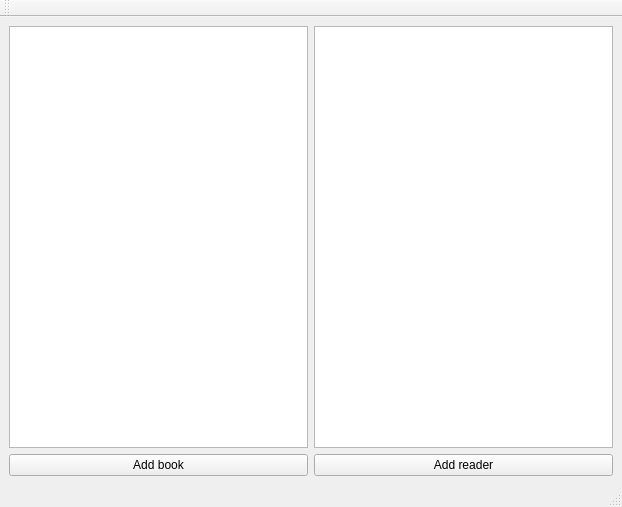
Before: the Qt Designer form src/booklib/mainwindow.ui in TheJubadze/BookLib, drawn with Qt 5.
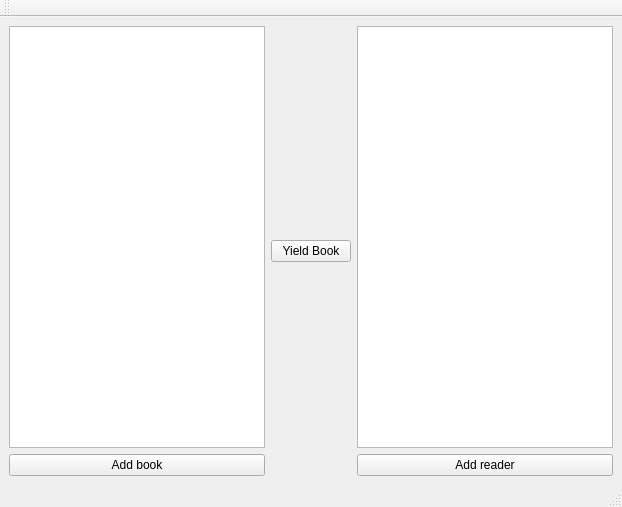
After: the same form once the commit is applied.

```diff
--- a/src/booklib/mainwindow.ui
+++ b/src/booklib/mainwindow.ui
@@ -29,6 +29,13 @@
       </item>
      </layout>
     </item>
+    <item>
+     <widget class="QPushButton" name="yieldBookButton">
+      <property name="text">
+       <string>Yield Book</string>
+      </property>
+     </widget>
+    </item>
     <item>
      <layout class="QVBoxLayout" name="readersVLayout">
       <item>
```
